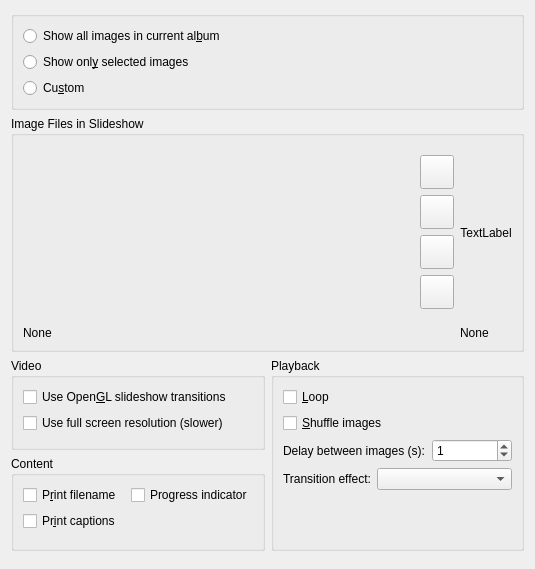
Above: advancedslideshow/maindialog.ui from KDE/kipi-plugins before the change. Below: the same form after it.
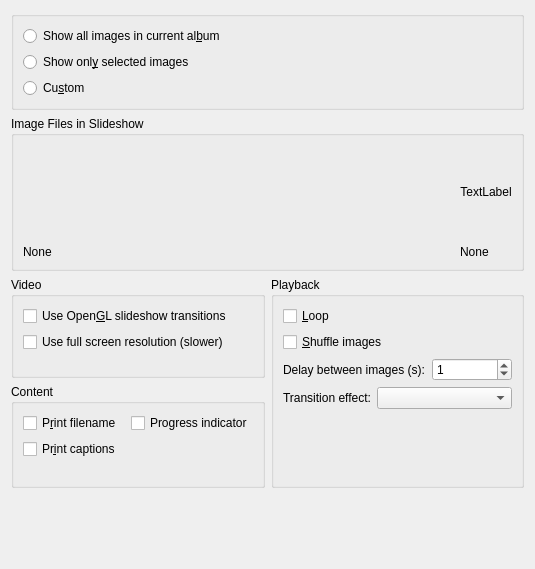
That is the form after the change. Custom widgets are drawn as their Qt base class.

Commit message: Adding the new ImagesList widget to AdvancedSlideshow plugin

Diff of the .ui file:
```diff
--- a/advancedslideshow/maindialog.ui
+++ b/advancedslideshow/maindialog.ui
@@ -55,159 +55,11 @@
      <property name="title">
       <string>Image Files in Slideshow</string>
      </property>
-     <layout class="QGridLayout" name="gridLayout_3" columnstretch="10,0,0">
+     <layout class="QGridLayout" name="gridLayout_3" columnstretch="10,0">
       <item row="0" column="0">
        <widget class="QWidget" name="m_ImagesFilesListBoxContainer" native="true"/>
       </item>
       <item row="0" column="1">
-       <layout class="QVBoxLayout" name="verticalLayout">
-        <item>
-         <spacer name="spacer14">
-          <property name="orientation">
-           <enum>Qt::Vertical</enum>
-          </property>
-          <property name="sizeType">
-           <enum>QSizePolicy::Expanding</enum>
-          </property>
-          <property name="sizeHint" stdset="0">
-           <size>
-            <width>20</width>
-            <height>19</height>
-           </size>
-          </property>
-         </spacer>
-        </item>
-        <item>
-         <widget class="QPushButton" name="m_ImagesFilesButtonUp">
-          <property name="sizePolicy">
-           <sizepolicy hsizetype="Minimum" vsizetype="Minimum">
-            <horstretch>0</horstretch>
-            <verstretch>0</verstretch>
-           </sizepolicy>
-          </property>
-          <property name="minimumSize">
-           <size>
-            <width>34</width>
-            <height>34</height>
-           </size>
-          </property>
-          <property name="maximumSize">
-           <size>
-            <width>34</width>
-            <height>34</height>
-           </size>
-          </property>
-          <property name="whatsThis">
-           <string>Move the current image up in the portfolio list.</string>
-          </property>
-          <property name="text">
-           <string/>
-          </property>
-         </widget>
-        </item>
-        <item>
-         <widget class="QPushButton" name="m_ImagesFilesButtonAdd">
-          <property name="sizePolicy">
-           <sizepolicy hsizetype="Minimum" vsizetype="Minimum">
-            <horstretch>0</horstretch>
-            <verstretch>0</verstretch>
-           </sizepolicy>
-          </property>
-          <property name="minimumSize">
-           <size>
-            <width>34</width>
-            <height>34</height>
-           </size>
-          </property>
-          <property name="maximumSize">
-           <size>
-            <width>34</width>
-            <height>34</height>
-           </size>
-          </property>
-          <property name="whatsThis">
-           <string>Add some image files to the portfolio list.</string>
-          </property>
-          <property name="text">
-           <string/>
-          </property>
-         </widget>
-        </item>
-        <item>
-         <widget class="QPushButton" name="m_ImagesFilesButtonDelete">
-          <property name="sizePolicy">
-           <sizepolicy hsizetype="Minimum" vsizetype="Minimum">
-            <horstretch>0</horstretch>
-            <verstretch>0</verstretch>
-           </sizepolicy>
-          </property>
-          <property name="minimumSize">
-           <size>
-            <width>34</width>
-            <height>34</height>
-           </size>
-          </property>
-          <property name="maximumSize">
-           <size>
-            <width>34</width>
-            <height>36</height>
-           </size>
-          </property>
-          <property name="whatsThis">
-           <string>Remove some image files from the portfolio list.</string>
-          </property>
-          <property name="text">
-           <string/>
-          </property>
-         </widget>
-        </item>
-        <item>
-         <widget class="QPushButton" name="m_ImagesFilesButtonDown">
-          <property name="sizePolicy">
-           <sizepolicy hsizetype="Minimum" vsizetype="Minimum">
-            <horstretch>0</horstretch>
-            <verstretch>0</verstretch>
-           </sizepolicy>
-          </property>
-          <property name="minimumSize">
-           <size>
-            <width>34</width>
-            <height>34</height>
-           </size>
-          </property>
-          <property name="maximumSize">
-           <size>
-            <width>34</width>
-            <height>34</height>
-           </size>
-          </property>
-          <property name="whatsThis">
-           <string>Move the current image down in the portfolio list.</string>
-          </property>
-          <property name="text">
-           <string/>
-          </property>
-         </widget>
-        </item>
-        <item>
-         <spacer name="spacer14_2">
-          <property name="orientation">
-           <enum>Qt::Vertical</enum>
-          </property>
-          <property name="sizeType">
-           <enum>QSizePolicy::Expanding</enum>
-          </property>
-          <property name="sizeHint" stdset="0">
-           <size>
-            <width>20</width>
-            <height>19</height>
-           </size>
-          </property>
-         </spacer>
-        </item>
-       </layout>
-      </item>
-      <item row="0" column="2">
        <layout class="QVBoxLayout" name="verticalLayout_6">
         <item>
          <spacer name="verticalSpacer_5">
@@ -278,7 +130,7 @@
         </property>
        </widget>
       </item>
-      <item row="1" column="2">
+      <item row="1" column="1">
        <widget class="QLabel" name="m_label7">
         <property name="sizePolicy">
          <sizepolicy hsizetype="Minimum" vsizetype="Minimum">
```
The commit also changes 2 other files.
